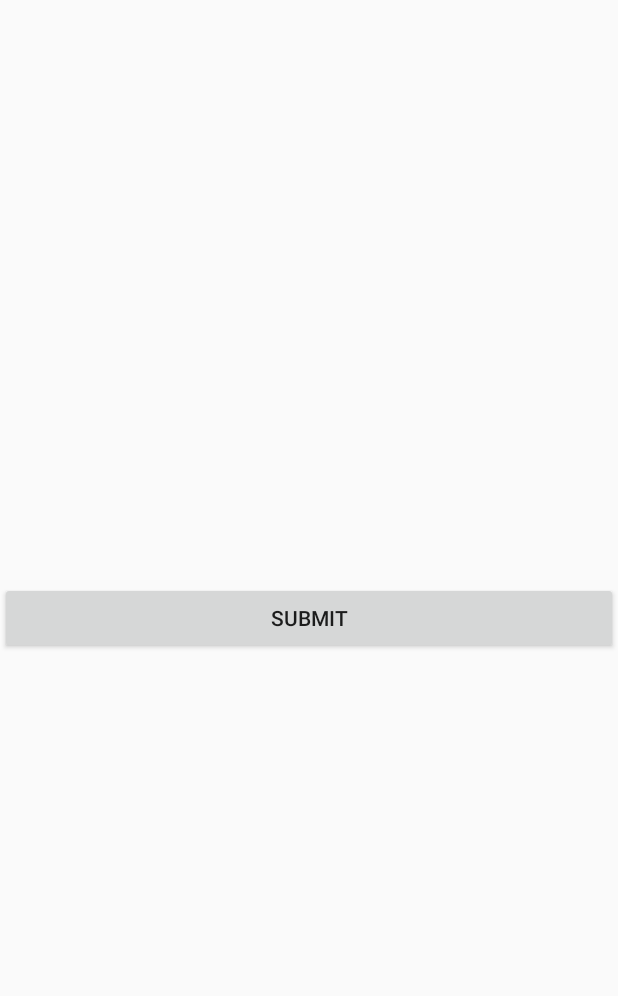
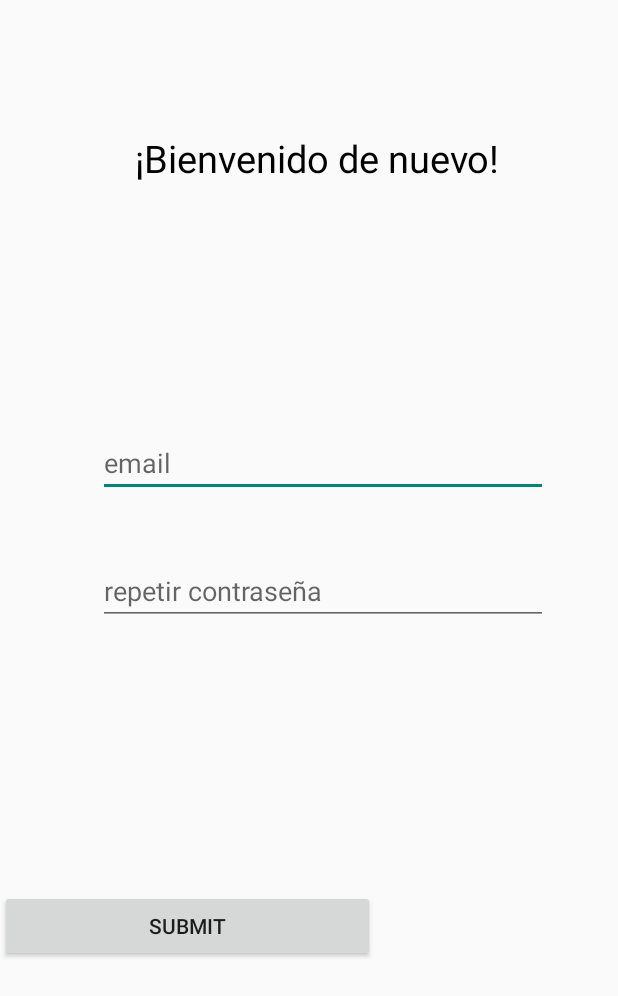
Before and after one commit to Brunoo652/PFC-Bruno, an Android app: the LoginActivity screen opened directly, with no data from a screen before it, on a phone screen of 412 x 824 dp. Shown: the top 996 px of the screen. Run offline under Robolectric (Android 15) with nearby library versions, the phone set to English and light mode, and no system bars.

Commit message:
inicio rama login

```diff
--- a/android/InazumaWiki/app/src/main/res/layout/activity_login.xml
+++ b/android/InazumaWiki/app/src/main/res/layout/activity_login.xml
@@ -7,13 +7,55 @@
     tools:context="com.afundacion.inazumawiki.login.LoginActivity">
 
 
+    <TextView
+        android:id="@+id/textView3"
+        android:layout_width="330dp"
+        android:layout_height="54dp"
+        android:layout_marginTop="88dp"
+        android:text="¡Bienvenido de nuevo!"
+        android:textColor="@color/black"
+        android:textSize="25dp"
+        android:textAlignment="center"
+        app:layout_constraintEnd_toEndOf="parent"
+        app:layout_constraintHorizontal_bias="0.567"
+        app:layout_constraintStart_toStartOf="parent"
+        app:layout_constraintTop_toTopOf="parent" />
+
+    <EditText
+        android:id="@+id/logimEmail"
+        android:layout_width="300dp"
+        android:layout_height="wrap_content"
+        android:layout_marginTop="144dp"
+        android:hint="email"
+
+        android:inputType="textEmailAddress"
+        app:layout_constraintEnd_toEndOf="parent"
+        app:layout_constraintHorizontal_bias="0.585"
+        app:layout_constraintStart_toStartOf="parent"
+        app:layout_constraintTop_toBottomOf="@+id/textView3" />
+
+    <EditText
+        android:id="@+id/LoginPassword"
+        android:layout_width="300dp"
+        android:layout_height="wrap_content"
+        android:layout_marginTop="40dp"
+        android:hint="repetir contraseña"
+        android:inputType="textPassword"
+        app:layout_constraintEnd_toEndOf="parent"
+        app:layout_constraintHorizontal_bias="0.585"
+        app:layout_constraintStart_toStartOf="parent"
+        app:layout_constraintTop_toBottomOf="@+id/logimEmail" />
+
     <Button
         android:id="@+id/SubmitLoginBoton"
-        android:layout_width="match_parent"
+        android:layout_width="250dp"
         android:layout_height="wrap_content"
+        android:layout_marginBottom="96dp"
         android:text="Submit"
         app:layout_constraintBottom_toBottomOf="parent"
-        app:layout_constraintTop_toTopOf="parent">
+        app:layout_constraintTop_toBottomOf="@+id/LoginPassword"
+        app:layout_constraintVertical_bias="0.672"
+        tools:layout_editor_absoluteX="80dp">
 
     </Button>
 </androidx.constraintlayout.widget.ConstraintLayout>
--- a/rest/api/src/main/java/org/api/controller/UsuarioController.java
+++ b/rest/api/src/main/java/org/api/controller/UsuarioController.java
@@ -38,4 +38,22 @@ public class UsuarioController {
             return new ResponseEntity<>("No se pudo registrar el usuario.", HttpStatus.INTERNAL_SERVER_ERROR);
         }
     }
+
+
+    @PostMapping("/login")
+    public ResponseEntity<String> loginUsuario(@RequestBody UsuarioEntity usuario) {
+        // Recupera el usuario de la base de datos por su correo electrónico
+        UsuarioEntity usuarioEncontrado = usuarioRepository.findByEmail(usuario.getEmail());
+
+        if (usuarioEncontrado != null) {
+            // Verifica si la contraseña coincide
+            if (usuarioEncontrado.getPassword().equals(usuario.getPassword())) {
+                // Devuelve una respuesta exitosa (código 200)
+                return ResponseEntity.ok("Inicio de sesión exitoso");
+            }
+        }
+
+        // Si el inicio de sesión no es exitoso, devuelve un error no autorizado (código 401)
+        return ResponseEntity.status(HttpStatus.UNAUTHORIZED).body("Inicio de sesión fallido");
+    }
 }
--- a/rest/api/src/main/java/org/api/model/UsuarioRepository.java
+++ b/rest/api/src/main/java/org/api/model/UsuarioRepository.java
@@ -6,7 +6,8 @@ import org.springframework.stereotype.Repository;
 @Repository
 public interface UsuarioRepository extends JpaRepository<UsuarioEntity, Integer> {
 
-    // Puedes agregar métodos de consulta personalizados aquí si es necesario
-    // Por ejemplo, puedes definir métodos para buscar usuarios por email, etc.
+    // Método personalizado para buscar un usuario por su correo electrónico
+    UsuarioEntity findByEmail(String email);
+
 
 }
```
